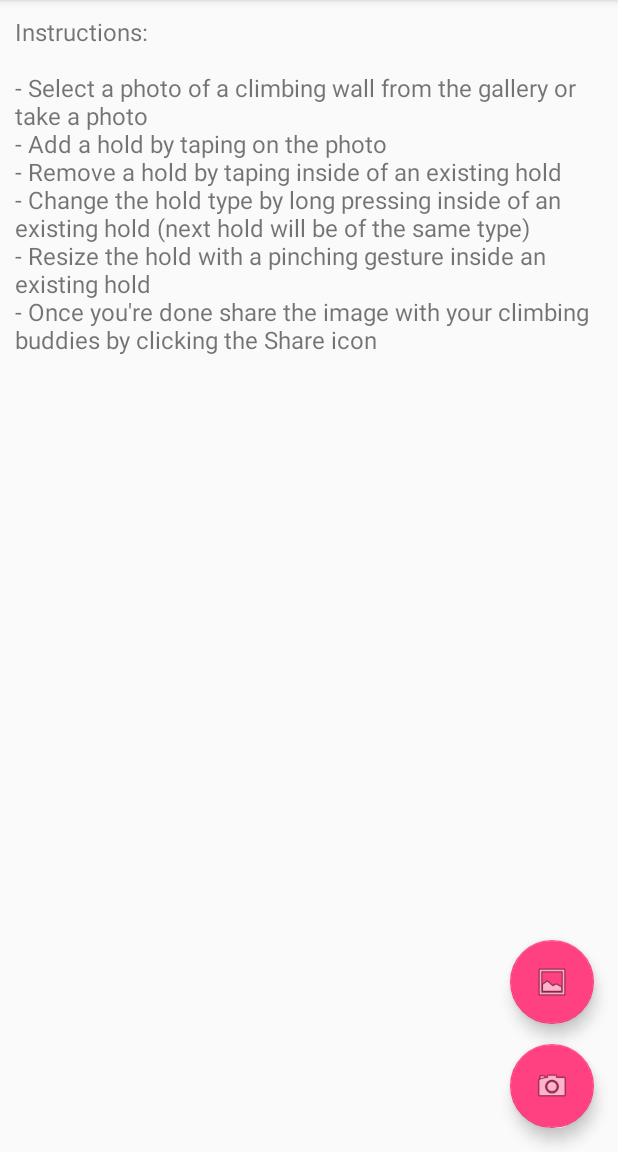
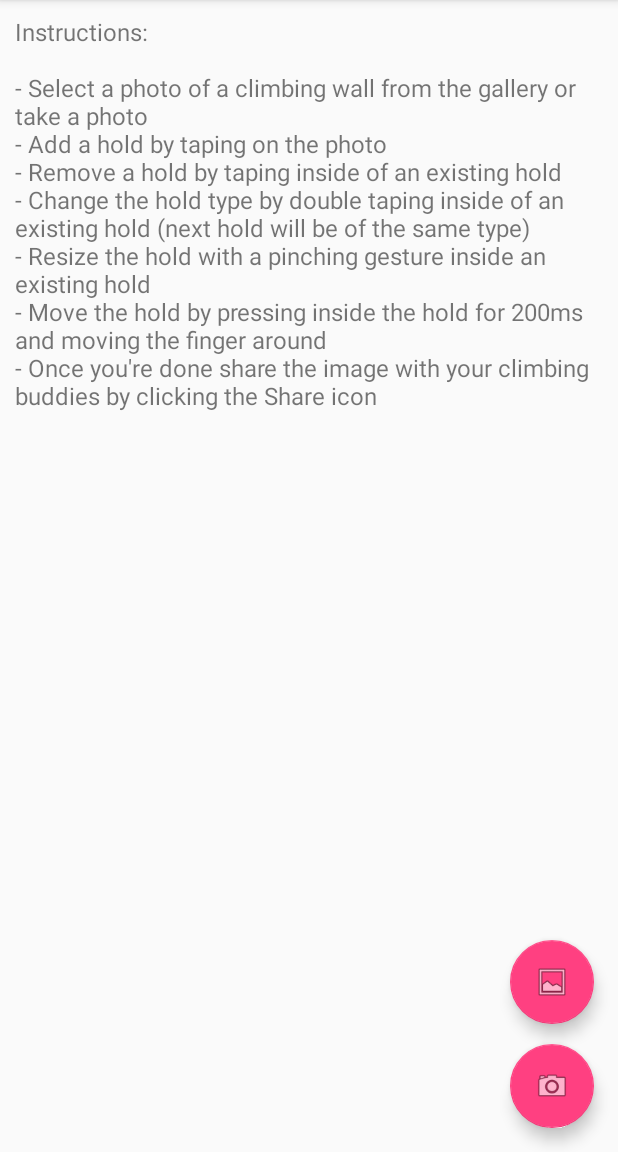
Before and after one commit to DarkokraD/BoulderShare, an Android app: the screen it shows after launch (MainActivity), on a phone screen of 412 x 824 dp, the part 84-1236 px from its top. Run offline under Robolectric (Android 15) with nearby library versions, the phone set to English and light mode, and no system bars.

Commit message:
updated instructions, README.md and todo.md

```diff
--- a/app/src/main/java/com/herak/bouldershare/MainFragment.java
+++ b/app/src/main/java/com/herak/bouldershare/MainFragment.java
@@ -32,11 +32,10 @@ public class MainFragment extends Fragment {
                 "- Select a photo of a climbing wall from the gallery or take a photo\n" +
                 "- Add a hold by taping on the photo\n" +
                 "- Remove a hold by taping inside of an existing hold\n" +
-                "- Change the hold type by long pressing inside of an existing hold (next hold will be of the same type)\n" +
+                "- Change the hold type by double taping inside of an existing hold (next hold will be of the same type)\n" +
                 "- Resize the hold with a pinching gesture inside an existing hold\n" +
+                "- Move the hold by pressing inside the hold for 200ms and moving the finger around\n" +
                 "- Once you're done share the image with your climbing buddies by clicking the Share icon");
-
-
 
         return view;
     }
```
Also changed, not shown: 2 other files.
